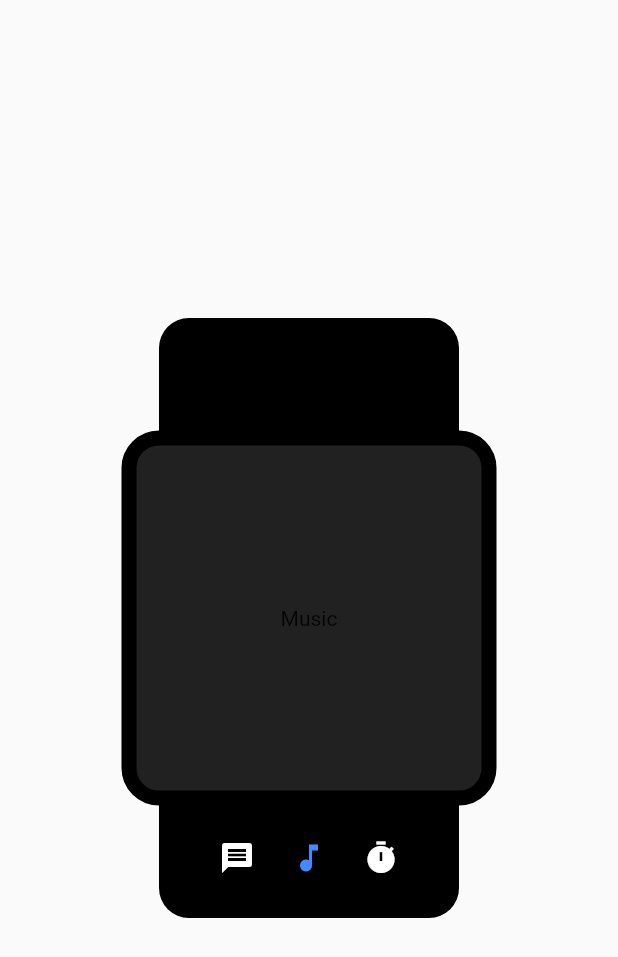
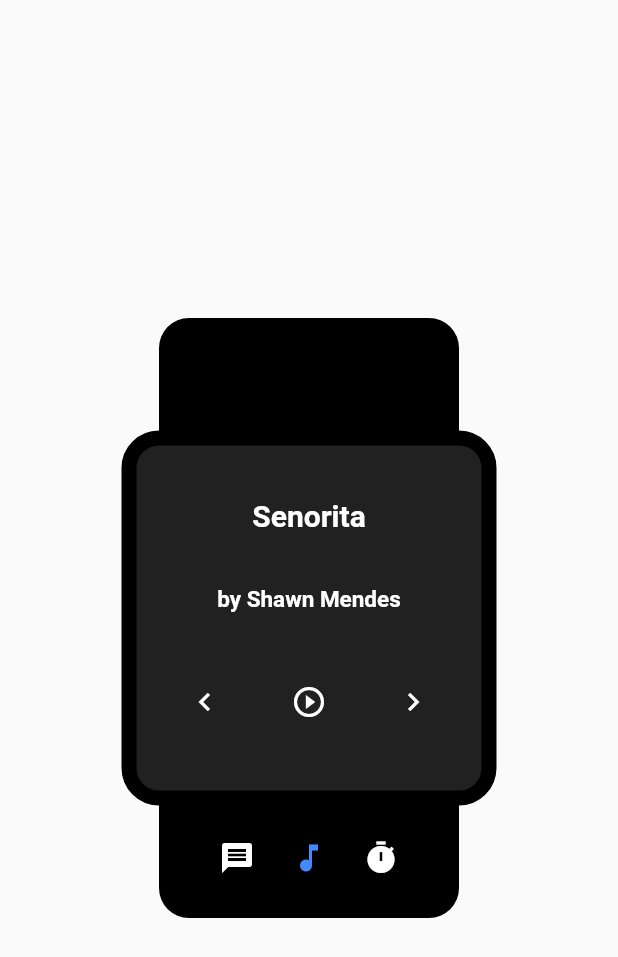
Before and after one commit to ekokratos/smart-watch, a Flutter app: the screen it shows after launch, after a tap on the "music note" icon, on a phone screen of 412 x 824 dp. Shown: the top 957 px of the screen. Run offline on Flutter 3.47's test engine with Material 2 defaults, Android fonts, the phone set to English and light mode, and no system bars.

Commit message:
Added Music Player UI

```diff
--- a/lib/main.dart
+++ b/lib/main.dart
@@ -55,11 +55,7 @@ class _MyHomePageState extends State<MyHomePage> {
               color: Colors.black,
             ),
           ),
-          child: Center(
-              child: const Text(
-            'Music',
-            textAlign: TextAlign.center,
-          )),
+          child: MusicPlayer(),
         );
       case 2:
         return Container(
@@ -179,7 +175,7 @@ class _StopWatchState extends State<StopWatch> {
   Stopwatch watch = new Stopwatch();
 
   Timer timer;
-  List<Text> laps=[];
+  List<Text> laps = [];
   String elapsedTime = '00:00';
 
   updateTime(Timer timer) {
@@ -203,26 +199,23 @@ class _StopWatchState extends State<StopWatch> {
       children: <Widget>[
         Positioned(
             left: 70,
-            top:20,
+            top: 20,
             child: Text(elapsedTime,
                 style: new TextStyle(fontSize: 25.0, color: Colors.white))),
-         Center(
-           child: Container(
+        Center(
+          child: Container(
               height: 100,
               width: 100,
-              child:Align(
+              child: Align(
                 alignment: Alignment.topCenter,
                 child: ListView.builder(
                   itemCount: laps.length,
-                  itemBuilder: (context,index){
+                  itemBuilder: (context, index) {
                     return laps[index];
                   },
                 ),
-              )
-            ),
-         ),
-
-
+              )),
+        ),
         Positioned(
           left: 30,
           bottom: 10,
@@ -264,11 +257,10 @@ class _StopWatchState extends State<StopWatch> {
 
   stopWatch() {
     setState(() {
-            laps.add(Text("${laps.length+1}. ${elapsedTime}",
+      laps.add(Text("${laps.length + 1}. ${elapsedTime}",
           style: new TextStyle(fontSize: 15.0, color: Colors.white)));
-          print(laps);
+      print(laps);
     });
-
   }
 
   resetWatch() {
@@ -393,3 +385,48 @@ class MessageDisply extends StatelessWidget {
     );
   }
 }
+
+class MusicPlayer extends StatelessWidget {
+  @override
+  Widget build(BuildContext context) {
+    return Container(
+        child: Column(
+      mainAxisAlignment: MainAxisAlignment.spaceEvenly,
+      children: <Widget>[
+        Text(
+          "Senorita",
+          style: TextStyle(
+              fontSize: 20, color: Colors.white, fontWeight: FontWeight.bold),
+        ),
+        Text(
+          "by Shawn Mendes",
+          style: TextStyle(
+              fontSize: 15, color: Colors.white, fontWeight: FontWeight.bold),
+        ),
+        Row(
+          mainAxisAlignment: MainAxisAlignment.spaceEvenly,
+          children: <Widget>[
+            IconButton(
+              icon: Icon(
+                Icons.chevron_left,
+                color: Colors.white,
+              ),
+            ),
+            IconButton(
+              icon: Icon(
+                Icons.play_circle_outline,
+                color: Colors.white,
+              ),
+            ),
+            IconButton(
+              icon: Icon(
+                Icons.chevron_right,
+                color: Colors.white,
+              ),
+            )
+          ],
+        )
+      ],
+    ));
+  }
+}
```
